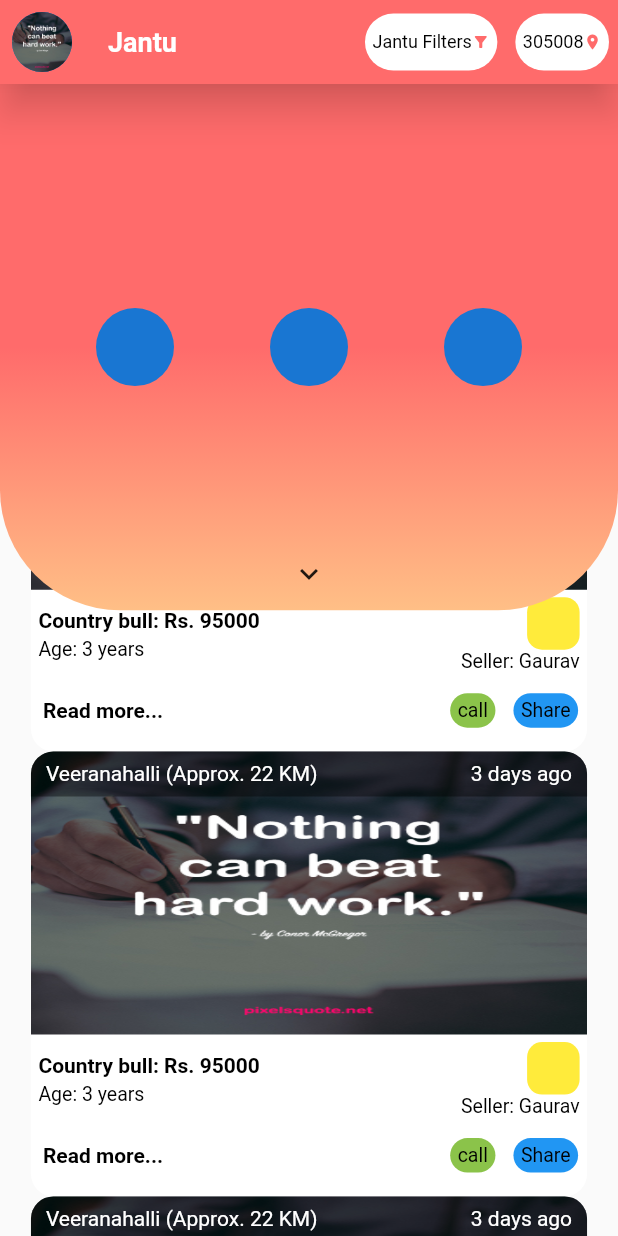
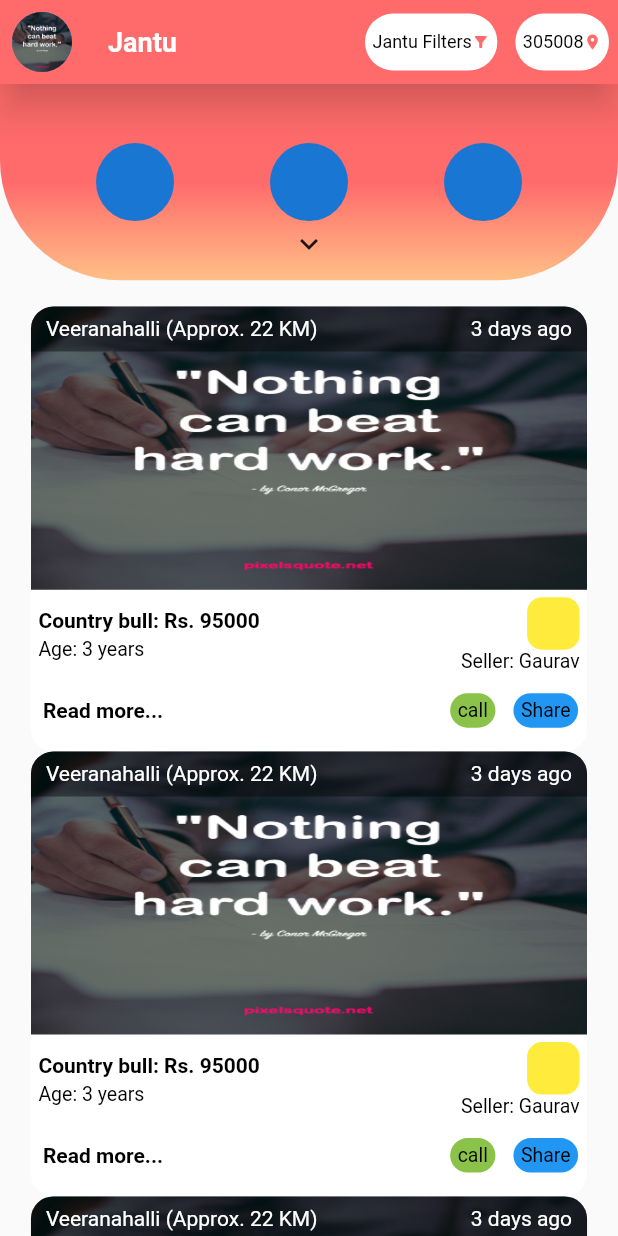
Before and after one commit to yashchaudhari109/lets_buy, a Flutter app: the screen it shows after launch, after a tap on the "expand more" icon, on a phone screen of 412 x 824 dp. Run offline on Flutter 3.47's test engine with Material 2 defaults, Android fonts, the phone set to English and light mode, and no system bars.

Commit message:
Animation updated

```diff
--- a/lib/Component/animatedPosition.dart
+++ b/lib/Component/animatedPosition.dart
@@ -11,12 +11,14 @@ class _LAnimatedPositionedState extends State<LAnimatedPositioned> {
   double _left = 0;
   double _top = 0;
   double _right = 0;
-  double _bottom = 10;
+  double _bottom = 0;
 
   @override
   Widget build(BuildContext context) {
     double width = MediaQuery.of(context).size.width;
     double height = MediaQuery.of(context).size.height;
+
+    // bool isScreenWide = MediaQuery.of(context).size.width >= kMinWidthOfLargeScreen;
     return Column(
       mainAxisAlignment: MainAxisAlignment.center,
       children: <Widget>[
@@ -48,9 +50,13 @@ class _LAnimatedPositionedState extends State<LAnimatedPositioned> {
                         children: [
                           Align(
                             alignment: Alignment.center,
-                            child: Row(
+                            child: Flex(
                               mainAxisAlignment: MainAxisAlignment.spaceEvenly,
-                              children: [
+                              crossAxisAlignment: CrossAxisAlignment.center,
+                              direction:
+                                  _first ? Axis.vertical : Axis.horizontal,
+                              // mainAxisAlignment: MainAxisAlignment.spaceEvenly,
+                              children: <Widget>[
                                 CircleAvatar(
                                   minRadius: 26.0,
                                 ),
@@ -68,8 +74,7 @@ class _LAnimatedPositionedState extends State<LAnimatedPositioned> {
                             child: IconButton(
                                 onPressed: () {
                                   setState(() {
-                                    _bottom = _first ? 20 : 240;
-
+                                    _bottom = _first ? 240 : 20;
                                     _first = !_first;
                                   });
                                 },
```
Also changed, not shown: flutter_01.png (added).
